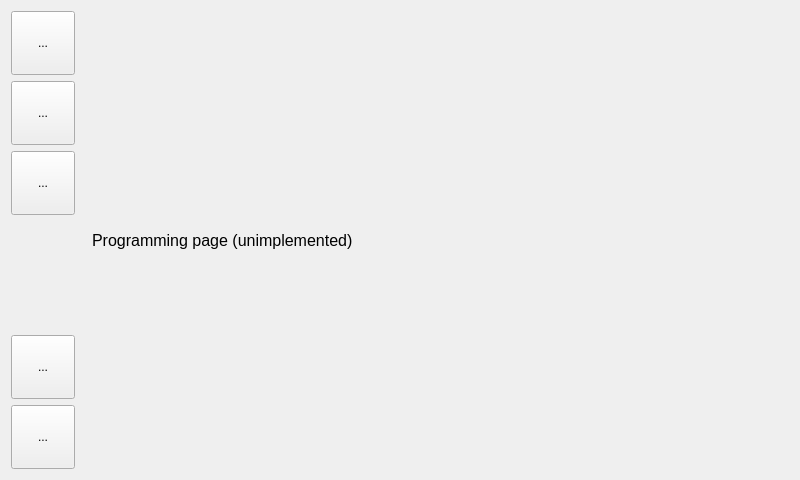
Old version of the form SmartHome/mainwindow.ui in the repository kovand11/Diplomaterv-Code.
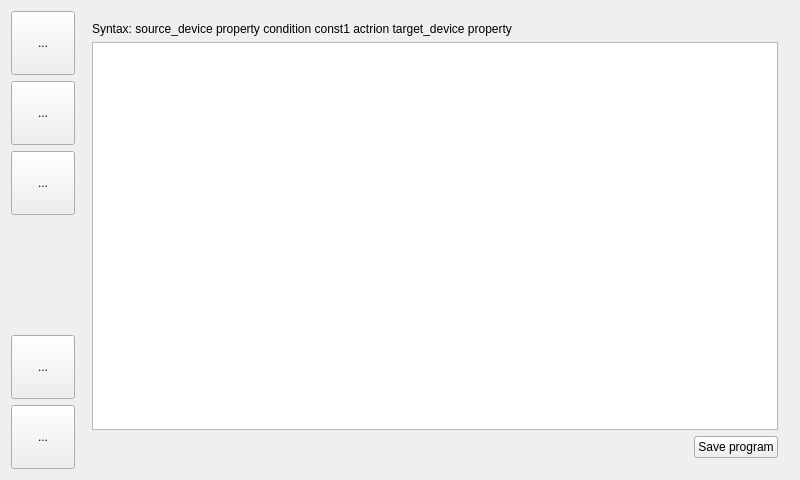
New version of the form. The open tabs and pages were chosen to show the change. Icons and pictures are not drawn.

```diff
--- a/SmartHome/mainwindow.ui
+++ b/SmartHome/mainwindow.ui
@@ -335,17 +335,39 @@
       <widget class="QWidget" name="page3">
        <layout class="QVBoxLayout" name="verticalLayout_4">
         <item>
-         <widget class="QLabel" name="label_3">
-          <property name="font">
-           <font>
-            <pointsize>12</pointsize>
-           </font>
-          </property>
+         <widget class="QLabel" name="label_2">
           <property name="text">
-           <string>Programming page (unimplemented)</string>
+           <string>Syntax: source_device property condition const1 actrion target_device property</string>
           </property>
          </widget>
         </item>
+        <item>
+         <widget class="QPlainTextEdit" name="programEdit"/>
+        </item>
+        <item>
+         <layout class="QHBoxLayout" name="horizontalLayout_6">
+          <item>
+           <spacer name="horizontalSpacer_4">
+            <property name="orientation">
+             <enum>Qt::Horizontal</enum>
+            </property>
+            <property name="sizeHint" stdset="0">
+             <size>
+              <width>40</width>
+              <height>20</height>
+             </size>
+            </property>
+           </spacer>
+          </item>
+          <item>
+           <widget class="QPushButton" name="saveProgramButton">
+            <property name="text">
+             <string>Save program</string>
+            </property>
+           </widget>
+          </item>
+         </layout>
+        </item>
        </layout>
       </widget>
      </widget>
```
Left out of the diff: 2 changed lines with no effect on the pictures.
